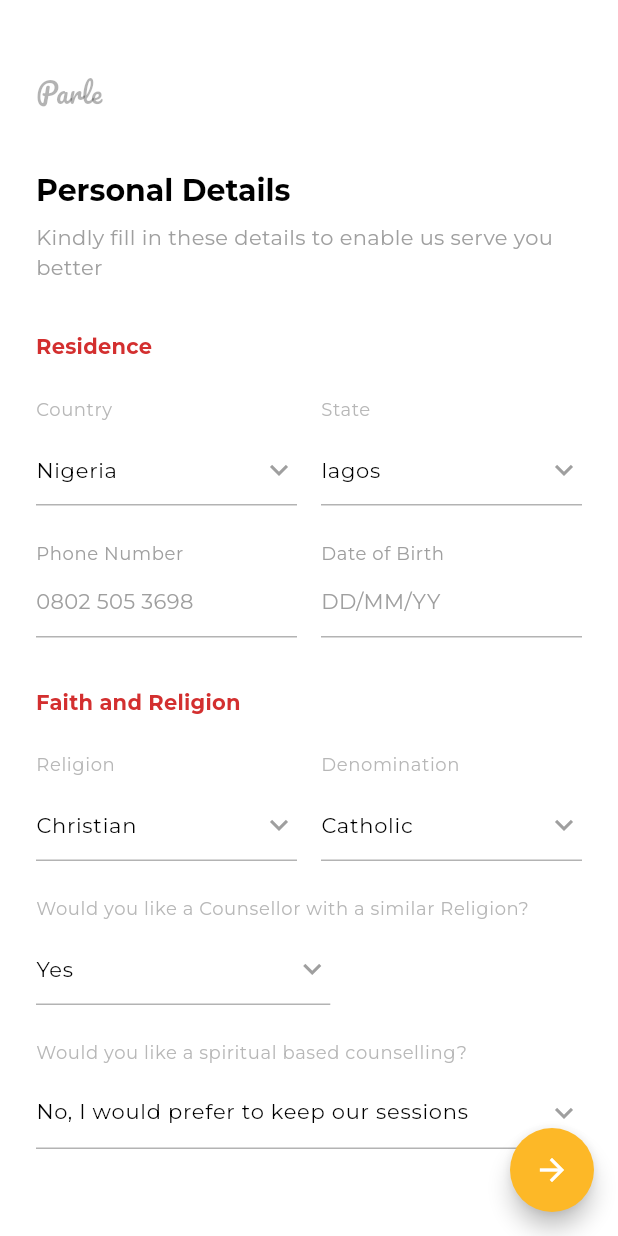
After one commit to Folarin-Isaac/Parle-App, a Flutter app: the PersonalDetailsScreen screen opened directly, on a phone screen of 412 x 824 dp. The commit adds this screen. Run offline on Flutter 3.47's test engine with Material 3 defaults, Android fonts, the phone set to English and light mode, and no system bars; our stand-ins replace flutter_svg, gap, shared_preferences; accounts and stored records are empty.

Commit message:
Personal details screen implementation

```diff
--- a/lib/constants/app_colors.dart
+++ b/lib/constants/app_colors.dart
@@ -21,6 +21,7 @@ class AppColors {
   static const Color gray1 = Color(0xFF333333);
   static const Color yellow1 = Color(0xFFFDB827);
   static const Color blue1 = Color(0xFF003D5C);
+  static const Color lightSectionHeader = Color(0xFFD32F2F);
 
   // Dark Theme Colors
   static const Color darkPrimary = Color(0xFFFDB827);
@@ -35,6 +36,7 @@ class AppColors {
   static const Color darkDivider = Color(0xFF424242);
   static const Color darkInputBorder = Color(0xFF666666);
   static const Color darkGray = Color(0xFF333333);
+  static const Color darkSectionHeader = Color(0xFFEF5350);
 
   // Common Colors (same in both themes)
   static const Color primary = Color(0xFFFDB827);
--- a/lib/constants/app_strings.dart
+++ b/lib/constants/app_strings.dart
@@ -44,18 +44,43 @@ class AppStrings {
 
   // Personal Details Screen
   static const String personalDetails = 'Personal Details';
-  static const String kindlyFill = 'Kindly Fill in these details to leave us even you better';
+  static const String personalDetailsSubtitle = 'Kindly fill in these details to enable us serve you better';
   static const String residence = 'Residence';
-  static const String stateOrProvince = 'State or Province';
-  static const String townOrOther = 'Town or other';
-  static const String postalOrZipCode = 'Postal or Zip code';
+  static const String countryOfResidence = 'Country of residence';
+  static const String state = 'State';
+  static const String phoneNumber = 'Phone Number';
+  static const String phoneNumberHint = '0802 505 3698';
   static const String dateOfBirth = 'Date of Birth';
+  static const String dateOfBirthHint = 'DD/MM/YY';
   static const String faithAndReligion = 'Faith and Religion';
-  static const String committedWithinReligion = 'What would like or Committed unto (within Religion)';
+  static const String religion = 'Religion';
+  static const String denomination = 'Denomination';
+  static const String similarReligionConsultation = 'Would you like a consultation with a similar religion';
+  static const String spiritualCounselling = 'Would you like a spiritual based counselling?';
+  static const String preferClinicalSessions = 'No, I would prefer to keep our sessions clinical';
   static const String yes = 'Yes';
   static const String no = 'No';
-  static const String optionalQuestionsPrompt = 'Would you given optional based questions?';
-  static const String preferEthicalAnswers = 'No, I would prefer to leave our answers Ethical';
+  static const String christian = 'Christian';
+  static const String muslim = 'Muslim';
+  static const String baptist = 'Hindu';
+  static const String hindu = 'Baptist';
+  static const String other = 'Other';
+  static const String catholic = 'Catholic';
+  static const String protestant = 'Protestant';
+  static const String pentecostal = 'Pentecostal';
+  static const String orthodox = 'Orthodox';
+  static const String otherDenomination = 'Other';
+  static const String lagos = 'lagos';
+  static const String abuja = 'Abuja';
+  static const String kano = 'Kano';
+  static const String rivers = 'Rivers';
+  static const String nigeria = 'Nigeria';
+  static const String ghana = 'Ghana';
+  static const String kenya = 'Kenya';
+  static const String southAfrica = 'South Africa';
+  static const String country = 'Country';
+
+
 
   // Profile Screen
   static const String profile = 'Profile';
@@ -73,16 +98,11 @@ class AppStrings {
   static const String username = 'Username (the anon name you that the counsellor sees)';
 
   // Profile - Contact and Location Section
-  static const String countryOfResidence = 'Country of residence';
-  static const String state = 'State';
   static const String town = 'Town or other';
 
   // Profile - Faith and Religion Section
-  static const String religion = 'Religion';
-  static const String denomination = 'Denomination';
-  static const String counsellorSimilarReligion = 'Would you like a Counsellor unto a similar Religion?';
+  static const String counsellorSimilarReligion = 'Would you like a Counsellor with a similar Religion?';
   static const String spiritualBasedCounseling = 'Would you like a Spiritual-based counseling?';
-  static const String keepSessionsEthical = 'No, I would prefer to keep our sessions Ethical';
 
   // Logout Confirmation
   static const String logoutConfirmation = 'Are you sure you want to log out?';
--- /dev/null
+++ b/lib/ui/auth/personal_details_screen.dart
@@ -0,0 +1,235 @@
+import 'package:flutter/material.dart';
+import 'package:parle_app/ui/auth/widgets/auth.dart';
+import 'package:parle_app/ui/auth/widgets/custom_dropdown.dart';
+
+class PersonalDetailsScreen extends StatefulWidget {
+  const PersonalDetailsScreen({super.key});
+
+  @override
+  State<PersonalDetailsScreen> createState() => _PersonalDetailsScreenState();
+}
+
+class _PersonalDetailsScreenState extends State<PersonalDetailsScreen> {
+  final _formKey = GlobalKey<FormState>();
+  final _phoneController = TextEditingController();
+  final _dobController = TextEditingController();
+
+  String? _selectedCountry = AppStrings.nigeria;
+  String? _selectedState = AppStrings.lagos;
+  String? _selectedReligion = AppStrings.christian;
+  String? _selectedDenomination = AppStrings.catholic;
+  String? _similarReligionCounsellor = AppStrings.yes;
+  String? _spiritualCounselling = AppStrings.preferClinicalSessions;
+
+  @override
+  void dispose() {
+    _phoneController.dispose();
+    _dobController.dispose();
+    super.dispose();
+  }
+
+  @override
+  Widget build(BuildContext context) {
+    final theme = Theme.of(context);
+    final isDarkMode = AppTheme.isDarkMode(context);
+
+    return Scaffold(
+      backgroundColor: theme.scaffoldBackgroundColor,
+      body: SafeArea(
+        child: SingleChildScrollView(
+          child: Padding(
+            padding: EdgeInsets.all(AppSizes.size24),
+            child: Form(
+              key: _formKey,
+              child: Column(
+                crossAxisAlignment: CrossAxisAlignment.start,
+                children: [
+                  Gap(AppSizes.size24),
+                  const AppLogo(),
+                  Gap(AppSizes.size40),
+                  Text(
+                    AppStrings.personalDetails,
+                    style: theme.textTheme.headlineMedium,
+                  ),
+                  Gap(AppSizes.size8),
+                  Text(
+                    AppStrings.personalDetailsSubtitle,
+                    style: theme.textTheme.bodyMedium?.copyWith(
+                      color: theme.textTheme.bodySmall?.color,
+                    ),
+                  ),
+                  Gap(AppSizes.size32),
+                  Text(
+                    AppStrings.residence,
+                    style: theme.textTheme.titleMedium?.copyWith(
+                      color: isDarkMode
+                          ? AppColors.darkSectionHeader
+                          : AppColors.lightSectionHeader,
+                      fontWeight: FontWeight.w600,
+                    ),
+                  ),
+                  Gap(AppSizes.size24),
+                  Row(
+                    crossAxisAlignment: CrossAxisAlignment.start,
+                    children: [
+                      Expanded(
+                        child: CustomDropdown(
+                          label: AppStrings.country,
+                          value: _selectedCountry,
+                          items: const [
+                            AppStrings.nigeria,
+                            AppStrings.ghana,
+                            AppStrings.kenya,
+                            AppStrings.southAfrica,
+                          ],
+                          onChanged: (value) {
+                            setState(() {
+                              _selectedCountry = value;
+                            });
+                          },
+                        ),
+                      ),
+                      Gap(AppSizes.size16),
+                      Expanded(
+                        child: CustomDropdown(
+                          label: AppStrings.state,
+                          value: _selectedState,
+                          items: const [AppStrings.lagos, AppStrings.abuja, AppStrings.kano, AppStrings.rivers],
+                          onChanged: (value) {
+                            setState(() {
+                              _selectedState = value;
+                            });
+                          },
+                        ),
+                      ),
+                    ],
+                  ),
+                  Gap(AppSizes.size24),
+                  Row(
+                    crossAxisAlignment: CrossAxisAlignment.start,
+                    children: [
+                      Expanded(
+                        child: CustomTextField(
+                          label: AppStrings.phoneNumber,
+                          hintText: AppStrings.phoneNumberHint,
+                          controller: _phoneController,
+                          keyboardType: TextInputType.phone,
+                        ),
+                      ),
+                      Gap(AppSizes.size16),
+                      Expanded(
+                        child: CustomTextField(
+                          label: AppStrings.dateOfBirth,
+                          hintText: AppStrings.dateOfBirthHint,
+                          controller: _dobController,
+                          keyboardType: TextInputType.datetime,
+                        ),
+                      ),
+                    ],
+                  ),
+                  Gap(AppSizes.size32),
+                  Text(
+                    AppStrings.faithAndReligion,
+                    style: theme.textTheme.titleMedium?.copyWith(
+                      color: isDarkMode
+                          ? AppColors.darkSectionHeader
+                          : AppColors.lightSectionHeader,
+                      fontWeight: FontWeight.w600,
+                    ),
+                  ),
+                  Gap(AppSizes.size24),
+                  Row(
+                    crossAxisAlignment: CrossAxisAlignment.start,
+                    children: [
+                      Expanded(
+                        child: CustomDropdown(
+                          label: AppStrings.religion,
+                          value: _selectedReligion,
+                          items: const [
+                            AppStrings.christian,
+                            AppStrings.muslim,
+                            AppStrings.hindu,
+                            AppStrings.baptist,
+                            AppStrings.other,
+                          ],
+                          onChanged: (value) {
+                            setState(() {
+                              _selectedReligion = value;
+                            });
+                          },
+                        ),
+                      ),
+                      Gap(AppSizes.size16),
+                      Expanded(
+                        child: CustomDropdown(
+                          label: AppStrings.denomination,
+                          value: _selectedDenomination,
+                          items: const [
+                            AppStrings.catholic,
+                            AppStrings.protestant,
+                            AppStrings.pentecostal,
+                            AppStrings.orthodox,
+                            AppStrings.other,
+                          ],
+                          onChanged: (value) {
+                            setState(() {
+                              _selectedDenomination = value;
+                            });
+                          },
+                        ),
+                      ),
+                    ],
+                  ),
+                  Gap(AppSizes.size24),
+                  Row(
+                    children: [
+                      CustomDropdown(
+                        label: AppStrings.counsellorSimilarReligion,
+                        value: _similarReligionCounsellor,
+                        width: MediaQuery.sizeOf(context).width / 2.1,
+                        items: const [AppStrings.yes, AppStrings.no],
+                        onChanged: (value) {
+                          setState(() {
+                            _similarReligionCounsellor = value;
+                          });
+                        },
+                      ),
+                      Gap(AppSizes.size32),
+                    ],
+                  ),
+                  Gap(AppSizes.size24),
+                  CustomDropdown(
+                    label: AppStrings.spiritualCounselling,
+                    value: _spiritualCounselling,
+                    items: const [
+                      AppStrings.yes,
+                      AppStrings.preferClinicalSessions,
+                    ],
+                    onChanged: (value) {
+                      setState(() {
+                        _spiritualCounselling = value;
+                      });
+                    },
+                  ),
+
+                  Gap(AppSizes.size80),
+                ],
+              ),
+            ),
+          ),
+        ),
+      ),
+      floatingActionButton: FloatingActionButton(
+        onPressed: () {
+          if (_formKey.currentState!.validate()) {}
+        },
+        backgroundColor: isDarkMode ? AppColors.darkPrimary : AppColors.yellow1,
+        shape: const CircleBorder(),
+        child: Icon(
+          Icons.arrow_forward,
+          color: isDarkMode ? Colors.black : Colors.white,
+        ),
+      ),
+    );
+  }
+}
--- a/lib/ui/auth/pin_security_screen.dart
+++ b/lib/ui/auth/pin_security_screen.dart
@@ -198,7 +198,6 @@ class _PinSecurityScreenState extends State<PinSecurityScreen> {
   Widget _buildBackspaceButton(bool isDarkMode) {
     return InkWell(
       onTap: _onBackspace,
-      //borderRadius: BorderRadius.circular(AppSizes.radius36),
       child: Icon(
         Icons.backspace_sharp,
         color: isDarkMode
--- /dev/null
+++ b/lib/ui/auth/widgets/custom_dropdown.dart
@@ -0,0 +1,95 @@
+import 'package:flutter/material.dart';
+import 'package:parle_app/app/theme/app_theme.dart';
+import 'package:parle_app/constants/app_colors.dart';
+import 'package:parle_app/constants/app_sizes.dart';
+
+class CustomDropdown extends StatelessWidget {
+  final String label;
+  final String? value;
+  final double? width;
+  final List<String> items;
+  final Function(String?)? onChanged;
+  final String? hintText;
+
+  const CustomDropdown({
+    super.key,
+    required this.label,
+    this.width,
+    required this.value,
+    required this.items,
+    this.onChanged,
+    this.hintText,
+  });
+
+  @override
+  Widget build(BuildContext context) {
+    final theme = Theme.of(context);
+    final isDarkMode = AppTheme.isDarkMode(context);
+
+    return Column(
+      crossAxisAlignment: CrossAxisAlignment.start,
+      children: [
+        Text(
+          label,
+          style: theme.textTheme.bodySmall?.copyWith(
+            color: theme.textTheme.bodySmall?.color?.withAlpha(190),
+          ),
+        ),
+        SizedBox(height: AppSizes.size8),
+        SizedBox(
+          width: width,
+          child: DropdownButtonFormField<String>(
+            initialValue: value,
+            isExpanded: true,
+            decoration: InputDecoration(
+              filled: false,
+              contentPadding: EdgeInsets.symmetric(
+                vertical: AppSizes.size12,
+              ),
+              border: UnderlineInputBorder(
+                borderSide: BorderSide(
+                  color: isDarkMode
+                      ? AppColors.darkInputBorder
+                      : AppColors.lightInputBorder,
+                ),
+              ),
+              enabledBorder: UnderlineInputBorder(
+                borderSide: BorderSide(
+                  color: isDarkMode
+                      ? AppColors.darkInputBorder
+                      : AppColors.lightInputBorder,
+                ),
+              ),
+              focusedBorder: UnderlineInputBorder(
+                borderSide: BorderSide(
+                  color: theme.colorScheme.primary,
+                  width: 2,
+                ),
+              ),
+            ),
+            hint: Text(
+              hintText ?? 'Select $label',
+              style: theme.textTheme.bodyMedium?.copyWith(
+                color: theme.textTheme.bodySmall?.color?.withAlpha(102),
+              ),
+            ),
+            items: items.map((String item) {
+              return DropdownMenuItem<String>(
+                value: item,
+                child: Text(
+                  item,
+                  style: theme.textTheme.bodyLarge,
+                ),
+              );
+            }).toList(),
+            onChanged: onChanged,
+            icon: Icon(
+              Icons.keyboard_arrow_down,
+              color: theme.iconTheme.color,
+            ),
+          ),
+        ),
+      ],
+    );
+  }
+}
```
